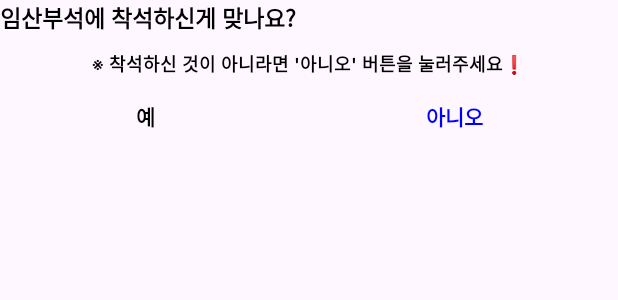
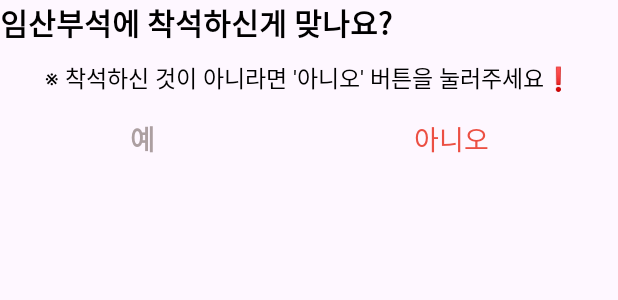
Before and after one commit to kchaeeun/Birth-FRONT, an Android app: the layout notification_layout.xml on its own in the app's theme, with its tools: preview values and no code run, on a phone screen of 412 x 824 dp. Shown: the top 300 px of the screen. Run offline under Robolectric (Android 15) with nearby library versions, the phone set to English and light mode, and no system bars.

Commit message:
feat : 알림창 디자인 수정

```diff
--- a/app/build.gradle.kts
+++ b/app/build.gradle.kts
@@ -9,7 +9,7 @@ android {
 
     defaultConfig {
         applicationId = "kr.ac.duksung.birth"
-        minSdk = 16
+        minSdk = 21
         targetSdk = 33
         versionCode = 1
         versionName = "1.0"
--- a/app/src/main/res/layout/notification_layout.xml
+++ b/app/src/main/res/layout/notification_layout.xml
@@ -22,9 +22,9 @@
                     android:text="임산부석에 착석하신게 맞나요?"
                     android:layout_marginBottom="10dp"
                     android:textStyle="bold"
-                    android:textSize="15sp"
+                    android:textSize="20sp"
                     android:textColor="@color/black"
-                    android:fontFamily="@font/inter_semibold" />
+                    android:fontFamily="@font/pretendard_semibold" />
 
 
             <TextView
@@ -33,9 +33,9 @@
                     android:text="※ 착석하신 것이 아니라면 '아니오' 버튼을 눌러주세요❗"
                     android:layout_gravity="center"
                     android:textColor="@color/black"
-                    android:textSize="12sp"
+                    android:textSize="15sp"
                     android:layout_marginBottom="15dp"
-                    android:fontFamily="@font/inter_semibold" />
+                    android:fontFamily="@font/pretendard_regular" />
 
             <LinearLayout
                     android:layout_width="match_parent"
@@ -55,8 +55,9 @@
                             android:layout_height="wrap_content"
                             android:gravity="center"
                             android:layout_weight="1"
+                            android:textSize="18sp"
                             android:layout_gravity="center"
-                            android:textColor="@color/black"
+                            android:textColor="#AC9FA1"
                             android:fontFamily="@font/inter_semibold"
                             android:text="예" />
 
@@ -67,15 +68,17 @@
                         android:layout_weight="1"
                         android:layout_width="wrap_content"
                         android:layout_height="wrap_content">
+
                     <TextView
                             android:id="@+id/tv_no"
                             android:layout_width="wrap_content"
                             android:layout_height="wrap_content"
-                            android:textColor="#0000ff"
+                            android:textColor="#EC4F43"
                             android:layout_weight="1"
                             android:gravity="center"
-                            android:fontFamily="@font/inter_semibold"
-                            android:text="아니오"/>
+                            android:textSize="18sp"
+                            android:fontFamily="@font/pretendard_semibold"
+                            android:text="아니오" />
                 </LinearLayout>
 
 
```
Also changed, not shown: 255 other files.
